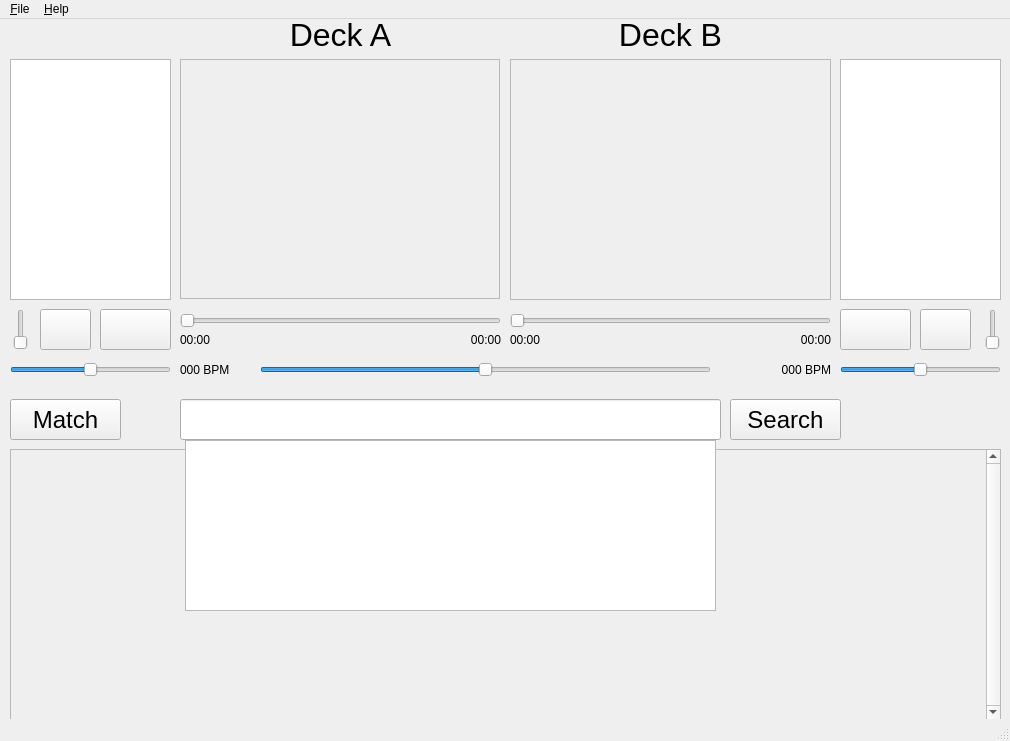
This is main.ui in prusnak/cliptor as Qt 5 draws it before an edit. The edited form follows.
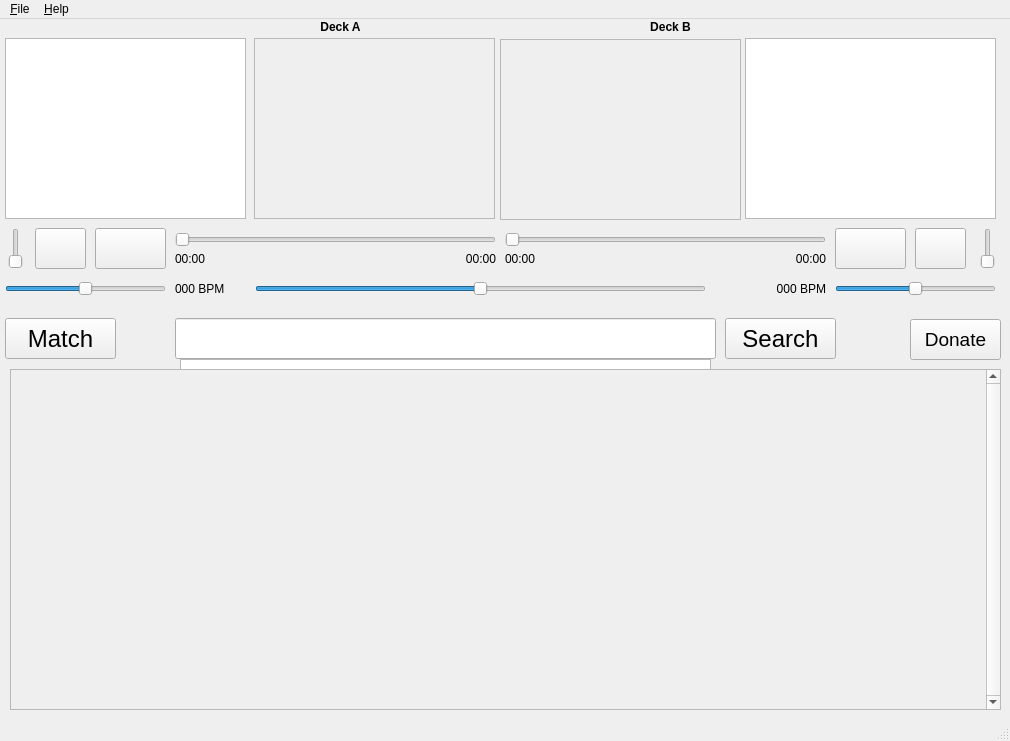
This is the edited form. Icons and pictures are not drawn.

Patch:
```diff
--- a/main.ui
+++ b/main.ui
@@ -33,10 +33,10 @@
    <widget class="QFrame" name="frameA">
     <property name="geometry">
      <rect>
-      <x>180</x>
-      <y>40</y>
-      <width>320</width>
-      <height>240</height>
+      <x>254</x>
+      <y>19</y>
+      <width>241</width>
+      <height>181</height>
      </rect>
     </property>
     <property name="frameShape">
@@ -49,10 +49,10 @@
    <widget class="QFrame" name="frameB">
     <property name="geometry">
      <rect>
-      <x>510</x>
-      <y>40</y>
-      <width>321</width>
-      <height>241</height>
+      <x>500</x>
+      <y>20</y>
+      <width>241</width>
+      <height>181</height>
      </rect>
     </property>
     <property name="frameShape">
@@ -65,18 +65,18 @@
    <widget class="QListWidget" name="listA">
     <property name="geometry">
      <rect>
-      <x>10</x>
-      <y>40</y>
-      <width>161</width>
-      <height>241</height>
+      <x>5</x>
+      <y>19</y>
+      <width>241</width>
+      <height>181</height>
      </rect>
     </property>
    </widget>
    <widget class="QPushButton" name="buttonCueA">
     <property name="geometry">
      <rect>
-      <x>40</x>
-      <y>290</y>
+      <x>35</x>
+      <y>209</y>
       <width>51</width>
       <height>41</height>
      </rect>
@@ -98,8 +98,8 @@
    <widget class="QPushButton" name="buttonPlayA">
     <property name="geometry">
      <rect>
-      <x>100</x>
-      <y>290</y>
+      <x>95</x>
+      <y>209</y>
       <width>71</width>
       <height>41</height>
      </rect>
@@ -121,8 +121,8 @@
    <widget class="QSlider" name="slideCrossfade">
     <property name="geometry">
      <rect>
-      <x>260</x>
-      <y>340</y>
+      <x>255</x>
+      <y>259</y>
       <width>451</width>
       <height>21</height>
      </rect>
@@ -146,8 +146,8 @@
    <widget class="QPushButton" name="buttonSearch">
     <property name="geometry">
      <rect>
-      <x>730</x>
-      <y>380</y>
+      <x>725</x>
+      <y>299</y>
       <width>111</width>
       <height>41</height>
      </rect>
@@ -164,8 +164,8 @@
    <widget class="QSlider" name="slideVolumeA">
     <property name="geometry">
      <rect>
-      <x>10</x>
-      <y>290</y>
+      <x>5</x>
+      <y>209</y>
       <width>21</width>
       <height>41</height>
      </rect>
@@ -180,10 +180,10 @@
    <widget class="QListWidget" name="listB">
     <property name="geometry">
      <rect>
-      <x>840</x>
-      <y>40</y>
-      <width>161</width>
-      <height>241</height>
+      <x>745</x>
+      <y>19</y>
+      <width>251</width>
+      <height>181</height>
      </rect>
     </property>
    </widget>
@@ -193,12 +193,13 @@
       <x>180</x>
       <y>0</y>
       <width>321</width>
-      <height>31</height>
+      <height>16</height>
      </rect>
     </property>
     <property name="font">
      <font>
-      <pointsize>24</pointsize>
+      <weight>75</weight>
+      <bold>true</bold>
      </font>
     </property>
     <property name="text">
@@ -214,12 +215,13 @@
       <x>510</x>
       <y>0</y>
       <width>321</width>
-      <height>31</height>
+      <height>16</height>
      </rect>
     </property>
     <property name="font">
      <font>
-      <pointsize>24</pointsize>
+      <weight>75</weight>
+      <bold>true</bold>
      </font>
     </property>
     <property name="text">
@@ -232,8 +234,8 @@
    <widget class="QSlider" name="slideVolumeB">
     <property name="geometry">
      <rect>
-      <x>982</x>
-      <y>290</y>
+      <x>977</x>
+      <y>209</y>
       <width>21</width>
       <height>41</height>
      </rect>
@@ -248,8 +250,8 @@
    <widget class="QPushButton" name="buttonPlayB">
     <property name="geometry">
      <rect>
-      <x>840</x>
-      <y>290</y>
+      <x>835</x>
+      <y>209</y>
       <width>71</width>
       <height>41</height>
      </rect>
@@ -271,8 +273,8 @@
    <widget class="QPushButton" name="buttonCueB">
     <property name="geometry">
      <rect>
-      <x>920</x>
-      <y>290</y>
+      <x>915</x>
+      <y>209</y>
       <width>51</width>
       <height>41</height>
      </rect>
@@ -294,8 +296,8 @@
    <widget class="QSlider" name="slidePosA">
     <property name="geometry">
      <rect>
-      <x>180</x>
-      <y>290</y>
+      <x>175</x>
+      <y>209</y>
       <width>321</width>
       <height>23</height>
      </rect>
@@ -313,8 +315,8 @@
    <widget class="QLabel" name="labelPosA1">
     <property name="geometry">
      <rect>
-      <x>180</x>
-      <y>310</y>
+      <x>175</x>
+      <y>229</y>
       <width>41</width>
       <height>21</height>
      </rect>
@@ -326,8 +328,8 @@
    <widget class="QLabel" name="labelPosA2">
     <property name="geometry">
      <rect>
-      <x>460</x>
-      <y>310</y>
+      <x>455</x>
+      <y>229</y>
       <width>41</width>
       <height>21</height>
      </rect>
@@ -342,8 +344,8 @@
    <widget class="QSlider" name="slidePosB">
     <property name="geometry">
      <rect>
-      <x>510</x>
-      <y>290</y>
+      <x>505</x>
+      <y>209</y>
       <width>321</width>
       <height>23</height>
      </rect>
@@ -361,8 +363,8 @@
    <widget class="QLabel" name="labelPosB2">
     <property name="geometry">
      <rect>
-      <x>790</x>
-      <y>310</y>
+      <x>785</x>
+      <y>229</y>
       <width>41</width>
       <height>21</height>
      </rect>
@@ -377,8 +379,8 @@
    <widget class="QLabel" name="labelPosB1">
     <property name="geometry">
      <rect>
-      <x>510</x>
-      <y>310</y>
+      <x>505</x>
+      <y>229</y>
       <width>41</width>
       <height>21</height>
      </rect>
@@ -390,8 +392,8 @@
    <widget class="QPushButton" name="buttonRecommend">
     <property name="geometry">
      <rect>
-      <x>10</x>
-      <y>380</y>
+      <x>5</x>
+      <y>299</y>
       <width>111</width>
       <height>41</height>
      </rect>
@@ -408,8 +410,8 @@
    <widget class="QSlider" name="slideBPMA">
     <property name="geometry">
      <rect>
-      <x>10</x>
-      <y>340</y>
+      <x>5</x>
+      <y>259</y>
       <width>161</width>
       <height>21</height>
      </rect>
@@ -430,8 +432,8 @@
    <widget class="QLabel" name="labelBPMA">
     <property name="geometry">
      <rect>
-      <x>180</x>
-      <y>340</y>
+      <x>175</x>
+      <y>259</y>
       <width>61</width>
       <height>21</height>
      </rect>
@@ -443,8 +445,8 @@
    <widget class="QSlider" name="slideCrossfadeBPMB">
     <property name="geometry">
      <rect>
-      <x>840</x>
-      <y>340</y>
+      <x>835</x>
+      <y>259</y>
       <width>161</width>
       <height>21</height>
      </rect>
@@ -465,8 +467,8 @@
    <widget class="QLabel" name="labelBPMB">
     <property name="geometry">
      <rect>
-      <x>770</x>
-      <y>340</y>
+      <x>765</x>
+      <y>259</y>
       <width>61</width>
       <height>21</height>
      </rect>
@@ -481,8 +483,8 @@
    <widget class="QLineEdit" name="editSearch">
     <property name="geometry">
      <rect>
-      <x>180</x>
-      <y>380</y>
+      <x>175</x>
+      <y>299</y>
       <width>541</width>
       <height>41</height>
      </rect>
@@ -496,8 +498,8 @@
    <widget class="QListWidget" name="listSearch">
     <property name="geometry">
      <rect>
-      <x>185</x>
-      <y>421</y>
+      <x>180</x>
+      <y>340</y>
       <width>531</width>
       <height>171</height>
      </rect>
@@ -507,9 +509,9 @@
     <property name="geometry">
      <rect>
       <x>10</x>
-      <y>430</y>
+      <y>350</y>
       <width>991</width>
-      <height>271</height>
+      <height>341</height>
      </rect>
     </property>
     <property name="verticalScrollBarPolicy">
@@ -529,34 +531,24 @@
      </property>
     </widget>
    </widget>
-   <zorder>frameA</zorder>
-   <zorder>frameB</zorder>
-   <zorder>listA</zorder>
-   <zorder>buttonCueA</zorder>
-   <zorder>buttonPlayA</zorder>
-   <zorder>slideCrossfade</zorder>
-   <zorder>buttonSearch</zorder>
-   <zorder>slideVolumeA</zorder>
-   <zorder>listB</zorder>
-   <zorder>labelDeckA</zorder>
-   <zorder>labelDeckB</zorder>
-   <zorder>slideVolumeB</zorder>
-   <zorder>buttonPlayB</zorder>
-   <zorder>buttonCueB</zorder>
-   <zorder>slidePosA</zorder>
-   <zorder>labelPosA1</zorder>
-   <zorder>labelPosA2</zorder>
-   <zorder>slidePosB</zorder>
-   <zorder>labelPosB2</zorder>
-   <zorder>labelPosB1</zorder>
-   <zorder>buttonRecommend</zorder>
-   <zorder>slideBPMA</zorder>
-   <zorder>labelBPMA</zorder>
-   <zorder>slideCrossfadeBPMB</zorder>
-   <zorder>labelBPMB</zorder>
-   <zorder>editSearch</zorder>
-   <zorder>scrollResult</zorder>
-   <zorder>listSearch</zorder>
+   <widget class="QPushButton" name="buttonDonate">
+    <property name="geometry">
+     <rect>
+      <x>910</x>
+      <y>300</y>
+      <width>91</width>
+      <height>41</height>
+     </rect>
+    </property>
+    <property name="font">
+     <font>
+      <pointsize>14</pointsize>
+     </font>
+    </property>
+    <property name="text">
+     <string>Donate</string>
+    </property>
+   </widget>
   </widget>
   <widget class="QMenuBar" name="menubar">
    <property name="geometry">
```
Left out of the diff: 2 changed lines with no effect on the pictures.
